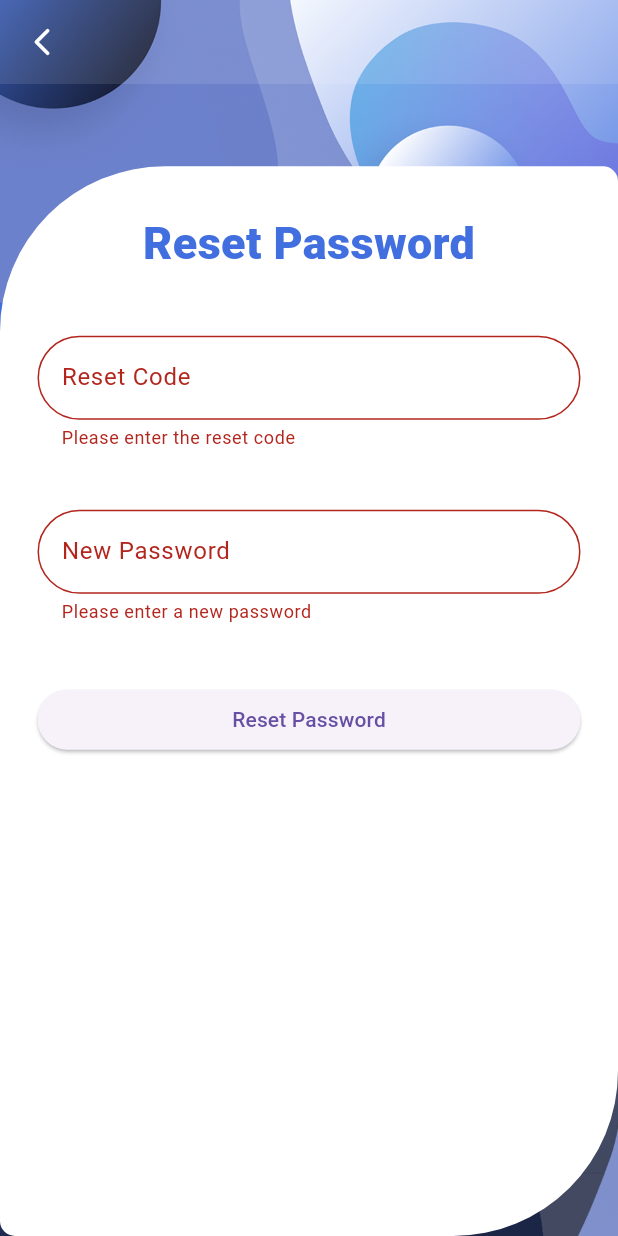
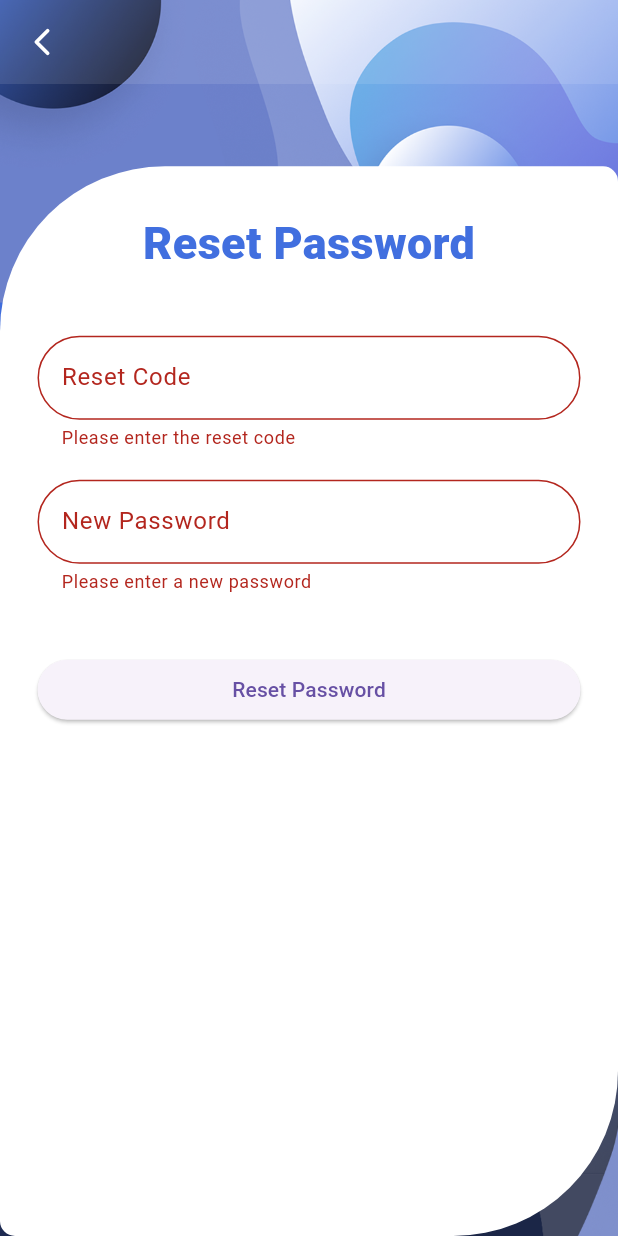
Before and after one commit to Pundit4Real/Flutter-Todo-App, a Flutter app: the ResetPasswordScreen screen opened directly with empty values, after a tap on "Reset Password", on a phone screen of 412 x 824 dp. Run offline on Flutter 3.47's test engine with Material 3 defaults, Android fonts, the phone set to English and light mode, and no system bars; our stand-ins replace flutter_vector_icons, icons_plus, shared_preferences; accounts and stored records are empty.

Commit message:
feat:ui added

```diff
--- a/todo_app/lib/main.dart
+++ b/todo_app/lib/main.dart
@@ -1,4 +1,3 @@
-// main.dart
 import 'package:flutter/material.dart';
 import 'package:todo_app/models/user.dart';
 import 'package:todo_app/screens/auth/login.dart';
@@ -70,7 +69,8 @@ class TodoApp extends StatelessWidget {
               builder: (context) => EmailVerificationScreen(email: args['email']),
             );
           case '/reset-password':
-            final email = settings.arguments as String;
+            final args = settings.arguments as Map<String, dynamic>;
+            final email = args['email'] as String;
             return MaterialPageRoute(builder: (context) => ResetPasswordScreen(email: email));
           case '/forgot-password':
             return MaterialPageRoute(builder: (context) => ForgotPasswordScreen());
--- a/todo_app/lib/screens/auth/reset_password.dart
+++ b/todo_app/lib/screens/auth/reset_password.dart
@@ -1,4 +1,3 @@
-// screens/reset_password_screen.dart
 import 'package:flutter/material.dart';
 import 'package:todo_app/services/api_service.dart';
 import 'package:todo_app/widgets/custom_scaffold.dart';
@@ -17,6 +16,14 @@ class _ResetPasswordScreenState extends State<ResetPasswordScreen> {
   final _formKey = GlobalKey<FormState>();
   final _resetCodeController = TextEditingController();
   final _newPasswordController = TextEditingController();
+  bool _isLoading = false; // Track the loading state
+
+  @override
+  void dispose() {
+    _resetCodeController.dispose();
+    _newPasswordController.dispose();
+    super.dispose();
+  }
 
   @override
   Widget build(BuildContext context) {
@@ -88,7 +95,7 @@ class _ResetPasswordScreenState extends State<ResetPasswordScreen> {
                         },
                       ),
                       const SizedBox(
-                        height: 40.0,
+                        height: 20.0,
                       ),
                       TextFormField(
                         controller: _newPasswordController,
@@ -116,6 +123,9 @@ class _ResetPasswordScreenState extends State<ResetPasswordScreen> {
                           if (value == null || value.isEmpty) {
                             return 'Please enter a new password';
                           }
+                          if (value.length < 6) {
+                            return 'Password must be at least 6 characters long';
+                          }
                           return null;
                         },
                       ),
@@ -125,21 +135,34 @@ class _ResetPasswordScreenState extends State<ResetPasswordScreen> {
                       SizedBox(
                         width: double.infinity,
                         child: ElevatedButton(
-                          onPressed: () async {
+                          onPressed: _isLoading ? null : () async {
                             if (_formKey.currentState!.validate()) {
+                              setState(() {
+                                _isLoading = true; // Set loading state to true
+                              });
+
                               bool success = await ApiService.resetPassword(
                                 widget.email,
                                 _resetCodeController.text,
                                 _newPasswordController.text,
                               );
+
+                              setState(() {
+                                _isLoading = false; // Set loading state to false
+                              });
+
                               if (success) {
                                 ScaffoldMessenger.of(context).showSnackBar(
                                   const SnackBar(
                                     content: Text('Password reset successfully'),
-                                    backgroundColor: Colors.blue,
+                                    backgroundColor: Colors.green,  // Changed to green for success
                                   ),
                                 );
-                                Navigator.pushNamed(context, '/login');
+                                Navigator.pushNamedAndRemoveUntil(
+                                  context,
+                                  '/login',
+                                  (route) => false,  // Clear the navigation stack
+                                );
                               } else {
                                 ScaffoldMessenger.of(context).showSnackBar(
                                   const SnackBar(
@@ -150,7 +173,11 @@ class _ResetPasswordScreenState extends State<ResetPasswordScreen> {
                               }
                             }
                           },
-                          child: const Text('Reset Password'),
+                          child: _isLoading
+                              ? const CircularProgressIndicator(
+                                  color: Colors.white,
+                                )
+                              : const Text('Reset Password'),
                         ),
                       ),
                       const SizedBox(
```
Also changed, not shown: todo_app/lib/screens/auth/forgot_password.dart (+34 -7 lines), ui/reset-password.jpg (added), 1 other file.
